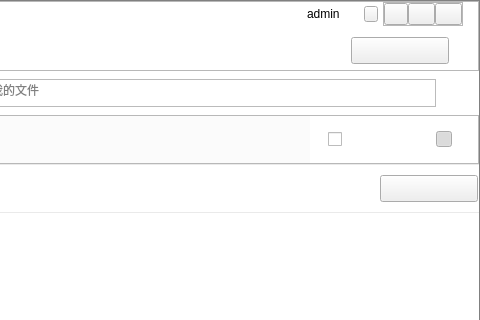
The window that src/NetDisk/mainwidget.ui (birdman1992/NetDisk) describes before a commit, drawn with Qt 5; both pictures show x 480 to 960 and y 0 to 320 of the 960 by 648 pixel window.
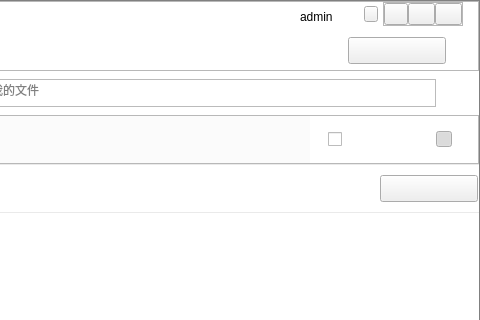
The same window after the commit. Icons and pictures are not drawn.

Diff of the .ui file:
```diff
--- a/src/NetDisk/mainwidget.ui
+++ b/src/NetDisk/mainwidget.ui
@@ -197,9 +197,18 @@
                 <verstretch>0</verstretch>
                </sizepolicy>
               </property>
+              <property name="minimumSize">
+               <size>
+                <width>40</width>
+                <height>20</height>
+               </size>
+              </property>
               <property name="text">
                <string>admin</string>
               </property>
+              <property name="alignment">
+               <set>Qt::AlignBottom|Qt::AlignLeading|Qt::AlignLeft</set>
+              </property>
              </widget>
             </item>
             <item>
```
